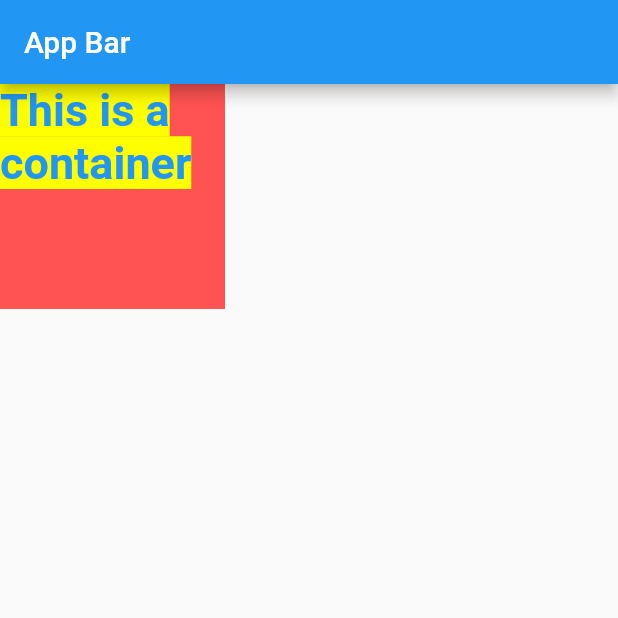
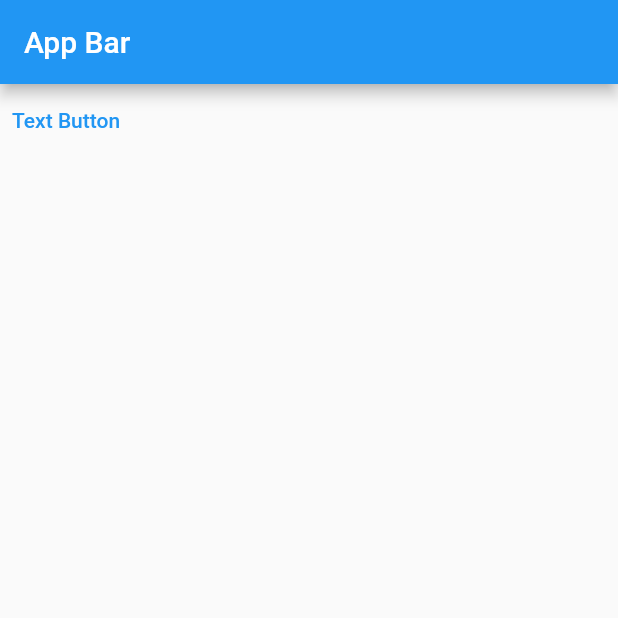
Before and after one commit to divyakumari12/fitorbit_app, a Flutter app: the screen it shows after launch, on a phone screen of 412 x 824 dp, the top half of it. Run offline on Flutter 3.47's test engine with Material 2 defaults, Android fonts, the phone set to English and light mode, and no system bars.

Commit message:
text button

```diff
--- a/demo_app/lib/main.dart
+++ b/demo_app/lib/main.dart
@@ -15,7 +15,6 @@ class MyApp extends StatelessWidget {
     return MaterialApp(
       title: 'Flutter Demo',
       theme: ThemeData(
-
         primarySwatch: Colors.blue,
       ),
       home: const MyHomePage(),
@@ -24,17 +23,15 @@ class MyApp extends StatelessWidget {
 }
 
 class MyHomePage extends StatefulWidget {
-  const MyHomePage({Key? key}):super(key: key);
+  const MyHomePage({Key? key}) : super(key: key);
 
   @override
   State<MyHomePage> createState() => _MyHomePageState();
 }
 
 class _MyHomePageState extends State<MyHomePage> {
-
   @override
   Widget build(BuildContext context) {
-
     return Scaffold(
       appBar: AppBar(
         // Here we take the value from the MyHomePage object that was created by
@@ -42,21 +39,15 @@ class _MyHomePageState extends State<MyHomePage> {
         title: Text("App Bar"),
       ),
       body: SafeArea(
-        child: Container(
-          height: 150,
-          width: 150,
-          color: Colors.redAccent,
-          child: Text(
-            "This is a container",
-            style: TextStyle(
-              color: Colors.blue,
-              fontSize: 30,
-              fontWeight: FontWeight.bold,
-              backgroundColor: Colors.yellowAccent,
-            ),
-            ),
-          )
-        ),
-      );
+        child: TextButton(
+            onPressed: () {
+              print("Text Button Clicked");
+            },
+            onLongPress: () {
+              print("Button LongPresses");
+            },
+            child: Text("Text Button")),
+      ),
+    );
   }
 }
```
